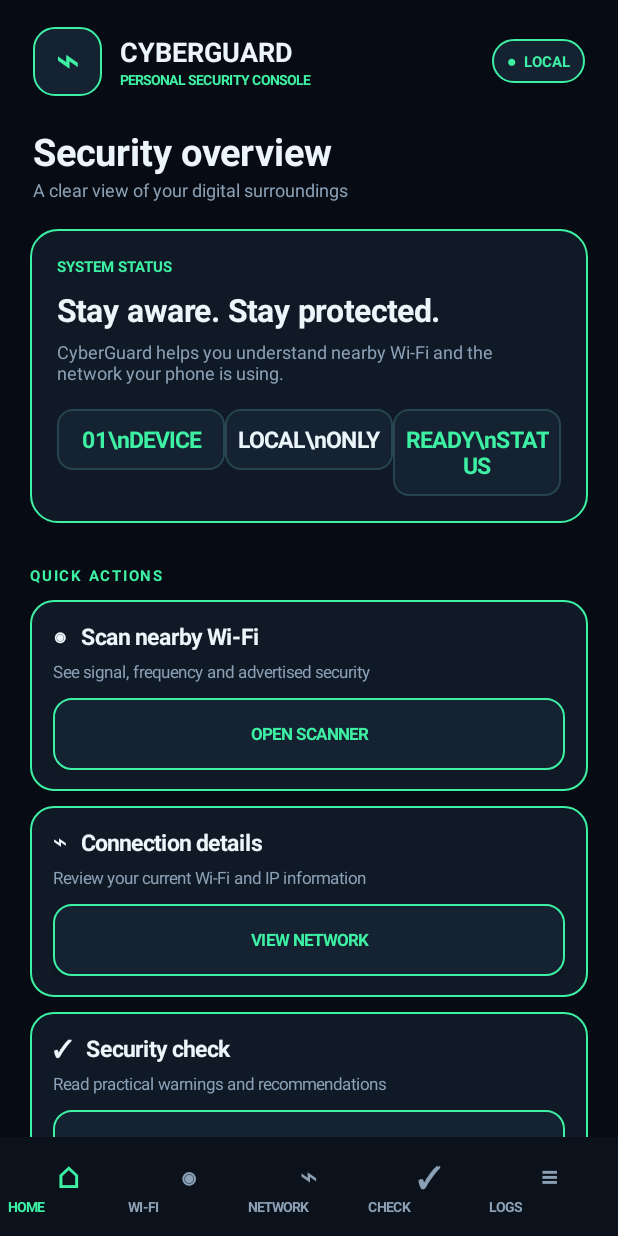
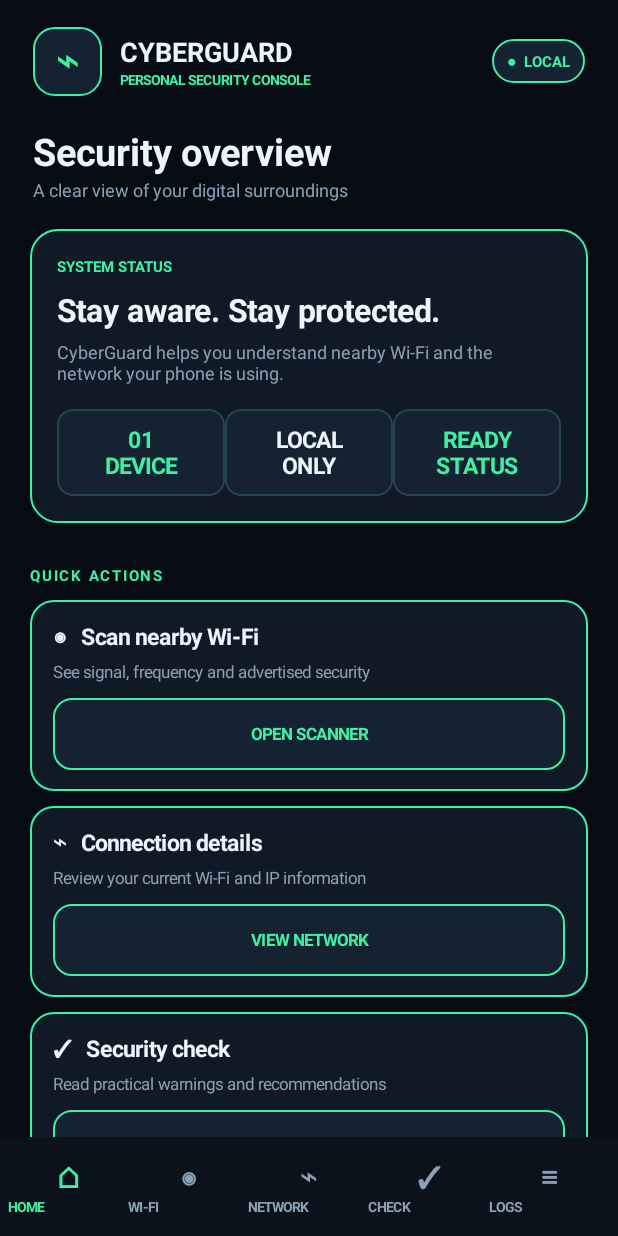
Before and after one commit to tasib945537-ux/CyberGuardAndroid, an Android app: the screen it shows after launch (MainActivity), on a phone screen of 412 x 824 dp. Run offline under Robolectric (Android 15) with nearby library versions, the phone set to English and light mode, and no system bars.

Commit message:
Polish dashboard status tile labels

```diff
--- a/app/src/main/java/com/cyberguard/android/MainActivity.java
+++ b/app/src/main/java/com/cyberguard/android/MainActivity.java
@@ -111,7 +111,7 @@ public class MainActivity extends Activity {
         addInfo("Wi-Fi",currentSsid()); addInfo("Signal",currentSignal()); addInfo("IP address",currentIp());
         section("GOOD TO KNOW"); noteCard("Your privacy matters","Scans are processed on your phone. The app does not try to access other people's devices or networks.");
     }
-    private TextView stat(String value,String label,int color){TextView t=text(value+"\\n"+label,15,color,true);t.setGravity(Gravity.CENTER);t.setPadding(dp(8),dp(10),dp(8),dp(10));t.setBackground(round(PANEL2,Color.rgb(39,69,79),dp(10)));return t;}
+    private TextView stat(String value,String label,int color){TextView t=text(value+"\n"+label,15,color,true);t.setGravity(Gravity.CENTER);t.setPadding(dp(8),dp(10),dp(8),dp(10));t.setBackground(round(PANEL2,Color.rgb(39,69,79),dp(10)));return t;}
     private void wifiPage(){
         status=text("Ready to scan nearby access points.",12,GREEN,true); panel(status);
         Button scan=primary("START WI-FI SCAN"); scan.setOnClickListener(v->beginScan()); body.addView(scan,margin(0,dp(12),0,dp(12)));
```
